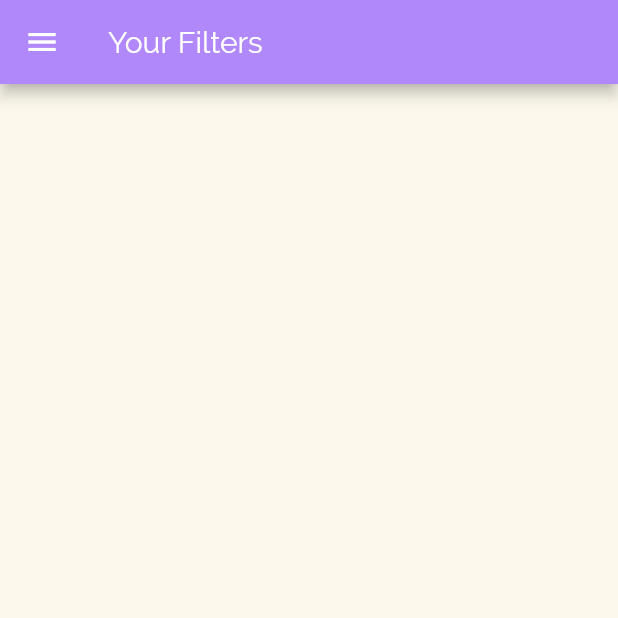
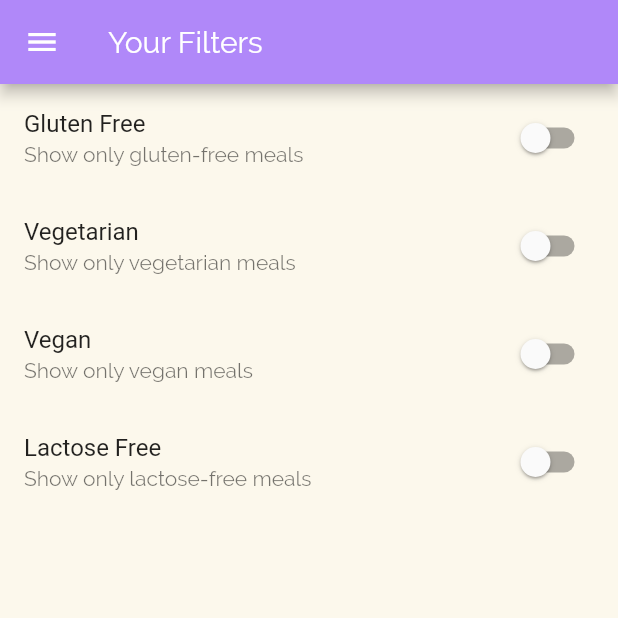
Before and after one commit to Eshaan-B/Meals-App, a Flutter app: the FiltersScreen screen opened by its route, on a phone screen of 412 x 824 dp, the top half of it. Run offline on Flutter 3.47's test engine with Material 2 defaults, Android fonts, the phone set to English and light mode, and no system bars.

Commit message:
Added filter switches

```diff
--- a/lib/screens/filters_screen.dart
+++ b/lib/screens/filters_screen.dart
@@ -9,16 +9,57 @@ class FiltersScreen extends StatefulWidget {
 }
 
 class _FiltersScreenState extends State<FiltersScreen> {
-  bool _glutenFree=false;
+  bool _glutenFree = false;
   bool _vegetarian = false;
   bool _vegan = false;
   bool _lactoseFree = false;
+
+  Widget _buildSwitchListTile(
+      String title, String subtitle, bool value, Function updateValue) {
+    return SwitchListTile.adaptive(
+      title: Text(title),
+      subtitle: Text(subtitle),
+      value: value,
+      onChanged: updateValue,
+    );
+  }
+
   @override
   Widget build(BuildContext context) {
     return Scaffold(
       appBar: AppBar(title: Text('Your Filters')),
       drawer: MainDrawer(),
-
+      body: Column(
+        children: [
+          _buildSwitchListTile(
+              'Gluten Free', 'Show only gluten-free meals', _glutenFree,
+              (newValue) {
+            setState(() {
+              _glutenFree = newValue;
+            });
+          }),
+          _buildSwitchListTile(
+              'Vegetarian', 'Show only vegetarian meals', _vegetarian,
+              (newValue) {
+            setState(() {
+              _vegetarian = newValue;
+            });
+          }),
+          _buildSwitchListTile('Vegan', 'Show only vegan meals', _vegan,
+              (newValue) {
+            setState(() {
+              _vegan = newValue;
+            });
+          }),
+          _buildSwitchListTile(
+              'Lactose Free', 'Show only lactose-free meals', _lactoseFree,
+              (newValue) {
+            setState(() {
+              _lactoseFree = newValue;
+            });
+          }),
+        ],
+      ),
     );
   }
 }
```
